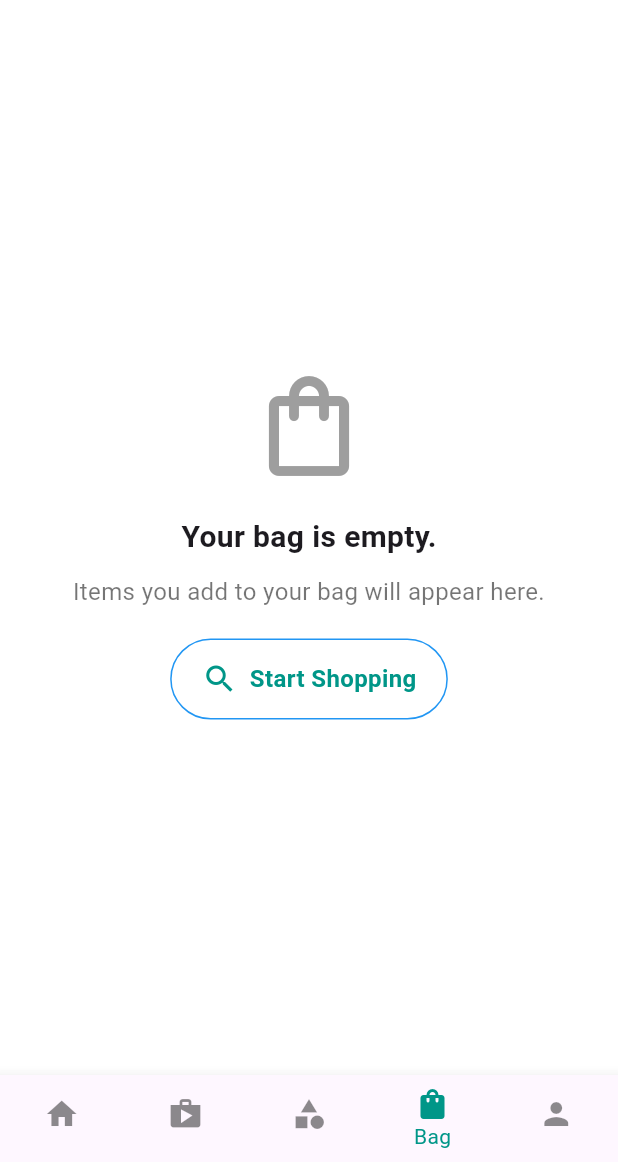
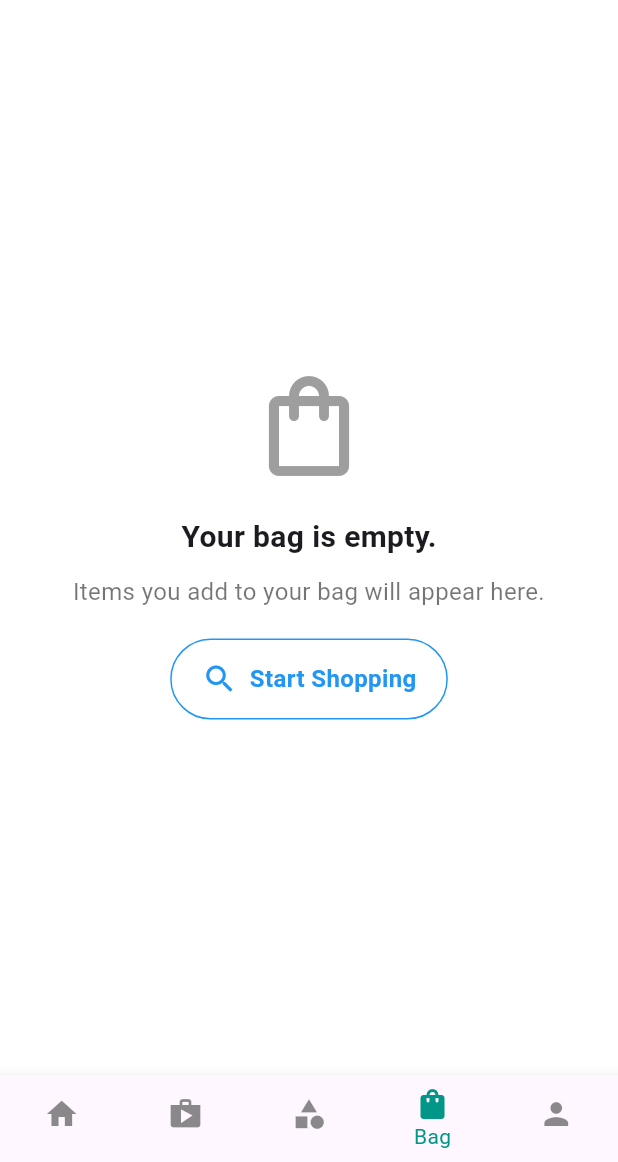
Before and after one commit to Dhrayblack/ijayworld, a Flutter app: the HomePage screen opened directly, item 4 of the bottom bar chosen, on a phone screen of 412 x 824 dp, the part 74-1236 px from its top. Run offline on Flutter 3.47's test engine with Material 3 defaults, Android fonts, the phone set to English and light mode, and no system bars.

Commit message:
Initial commit

```diff
--- a/lib/screens/bag_page.dart
+++ b/lib/screens/bag_page.dart
@@ -38,12 +38,12 @@ class BagPage extends StatelessWidget {
                 child: const Row(
                   mainAxisSize: MainAxisSize.min,
                   children: [
-                    Icon(Icons.search, color: Colors.teal),
+                    Icon(Icons.search, color: Colors.blue),
                     SizedBox(width: 8),
                     Text(
                       'Start Shopping',
                       style: TextStyle(
-                        color: Colors.teal,
+                        color: Colors.blue,
                         fontWeight: FontWeight.bold,
                         fontSize: 16,
                       ),
--- a/lib/screens/splash_screen.dart
+++ b/lib/screens/splash_screen.dart
@@ -71,7 +71,7 @@ class _SplashScreenState extends State<SplashScreen>
             ),
             const SizedBox(height: 50),
             const CircularProgressIndicator(
-              color: Colors.teal,
+              color: Colors.blue,
               strokeWidth: 3,
             ),
           ],
```
